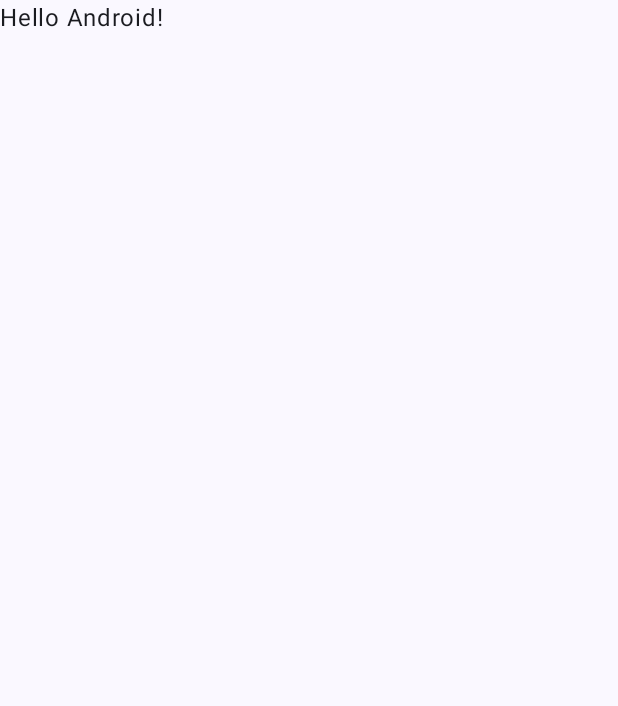
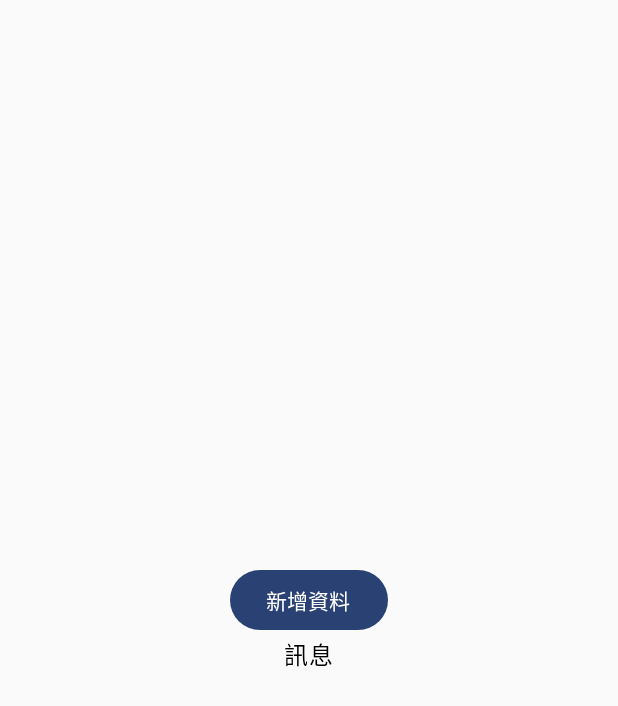
Before and after one commit to yixianghuang2005/FireStore, an Android app built with Jetpack Compose: the screen it shows after launch (MainActivity), on a phone screen of 412 x 824 dp. Before the commit the part shown is almost empty. Shown: the top 706 px of the screen. Run offline under Robolectric (Android 15) with nearby library versions, the phone set to English and light mode, and no system bars; our stand-ins replace Firebase (no records; nobody signed in at launch, a user with empty details on screens opened directly).

Commit message:
v.2新增資料(自動產生文件ID)

```diff
--- a/app/build.gradle.kts
+++ b/app/build.gradle.kts
@@ -58,4 +58,6 @@ dependencies {
     androidTestImplementation(libs.androidx.compose.ui.test.junit4)
     debugImplementation(libs.androidx.compose.ui.tooling)
     debugImplementation(libs.androidx.compose.ui.test.manifest)
+
+    implementation("androidx.lifecycle:lifecycle-viewmodel-compose:2.10.0")
 }
--- a/app/src/main/java/tw/edu/pu/csim/tcyang/firestore/MainActivity.kt
+++ b/app/src/main/java/tw/edu/pu/csim/tcyang/firestore/MainActivity.kt
@@ -19,29 +19,8 @@ class MainActivity : ComponentActivity() {
         enableEdgeToEdge()
         setContent {
             FireStoreTheme {
-                Scaffold(modifier = Modifier.fillMaxSize()) { innerPadding ->
-                    Greeting(
-                        name = "Android",
-                        modifier = Modifier.padding(innerPadding)
-                    )
-                }
+                UserScoreScreen()
             }
         }
     }
 }
-
-@Composable
-fun Greeting(name: String, modifier: Modifier = Modifier) {
-    Text(
-        text = "Hello $name!",
-        modifier = modifier
-    )
-}
-
-@Preview(showBackground = true)
-@Composable
-fun GreetingPreview() {
-    FireStoreTheme {
-        Greeting("Android")
-    }
-}
--- /dev/null
+++ b/app/src/main/java/tw/edu/pu/csim/tcyang/firestore/UserScoreScreen.kt
@@ -0,0 +1,30 @@
+package tw.edu.pu.csim.tcyang.firestore
+
+import androidx.compose.foundation.layout.Arrangement
+import androidx.compose.foundation.layout.Column
+import androidx.compose.foundation.layout.fillMaxSize
+import androidx.compose.material3.Button
+import androidx.compose.material3.Text
+import androidx.compose.runtime.Composable
+import androidx.compose.ui.Alignment
+import androidx.compose.ui.Modifier
+import androidx.lifecycle.viewmodel.compose.viewModel
+
+@Composable
+fun UserScoreScreen( userScoreViewModel: UserScoreViewModel = viewModel()
+) {
+    Column (
+        modifier = Modifier.fillMaxSize(),
+        verticalArrangement = Arrangement.Center,
+        horizontalAlignment = Alignment.CenterHorizontally
+    ) {
+        Button(onClick = {
+            // 在按鈕點擊時，直接呼叫 ViewModel 的函式
+            var userScore = UserScoreModel("子青", 39)
+            userScoreViewModel.addUser(userScore)
+        }) {
+            Text("新增資料")
+        }
+        Text(userScoreViewModel.message)
+    }
+}
--- /dev/null
+++ b/app/src/main/java/tw/edu/pu/csim/tcyang/firestore/UserScoreViewModel.kt
@@ -0,0 +1,24 @@
+package tw.edu.pu.csim.tcyang.firestore
+
+import androidx.compose.runtime.getValue
+import androidx.compose.runtime.mutableStateOf
+import androidx.compose.runtime.setValue
+import androidx.lifecycle.ViewModel
+import androidx.lifecycle.viewModelScope
+import kotlinx.coroutines.launch
+
+
+class UserScoreViewModel : ViewModel() {
+    private val userScoreRepository = UserScoreRepository()
+
+    var message by mutableStateOf("訊息")
+        private set
+
+    fun addUser(userScore: UserScoreModel) {
+        // 在 viewModelScope 中啟動一個協程
+        viewModelScope.launch {
+            // 呼叫 suspend function，並等待結果
+            message = userScoreRepository.addUser(userScore)
+        }
+    }
+}
```
Also changed, not shown: app/src/main/java/tw/edu/pu/csim/tcyang/firestore/UserScoreModel.kt (added, +14 -0 lines), app/src/main/java/tw/edu/pu/csim/tcyang/firestore/UserScoreRepository.kt (added, +23 -0 lines), 1 other file.
